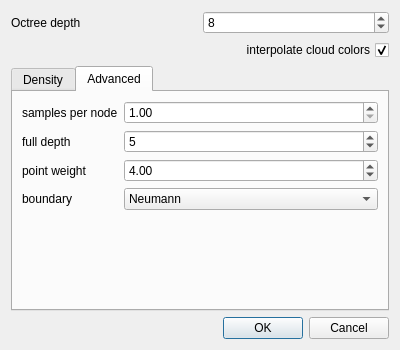
Qt form plugins/qPoissonRecon/poissonReconParamDlg.ui (CloudCompare/CloudCompare) before a commit.
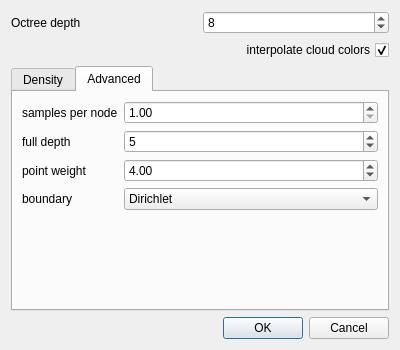
The same form after that commit. The open tabs and pages were chosen to show the change.

Commit message: Default boundary condition is Dirichlet (to keep the same behavior as before)

```diff
--- a/plugins/qPoissonRecon/poissonReconParamDlg.ui
+++ b/plugins/qPoissonRecon/poissonReconParamDlg.ui
@@ -192,7 +192,7 @@
        <item row="3" column="1">
         <widget class="QComboBox" name="boundaryComboBox">
          <property name="currentIndex">
-          <number>2</number>
+          <number>1</number>
          </property>
          <item>
           <property name="text">
```
